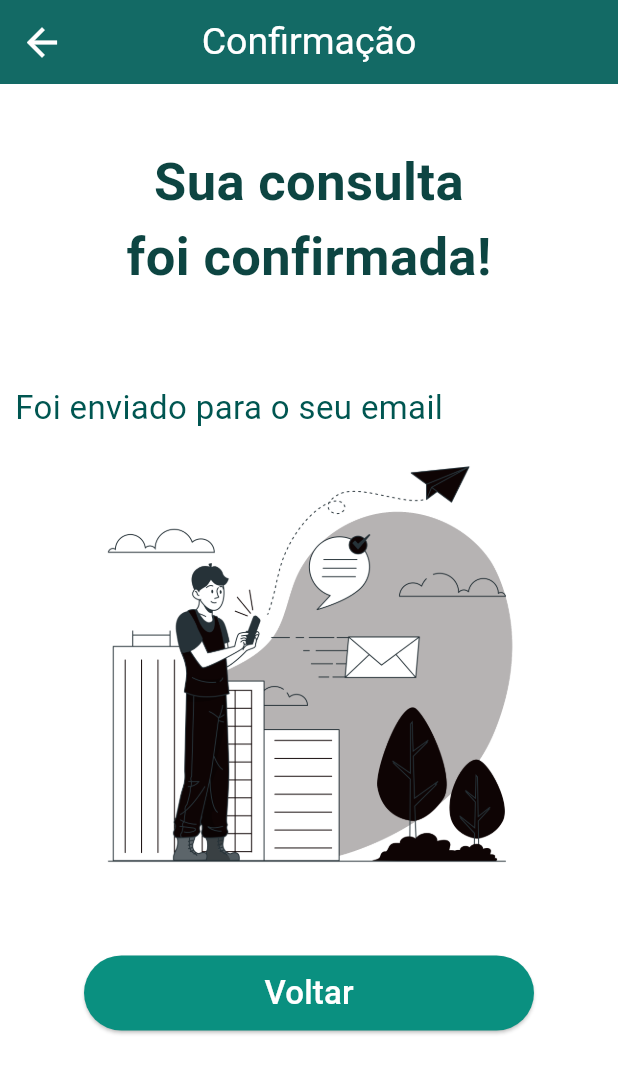
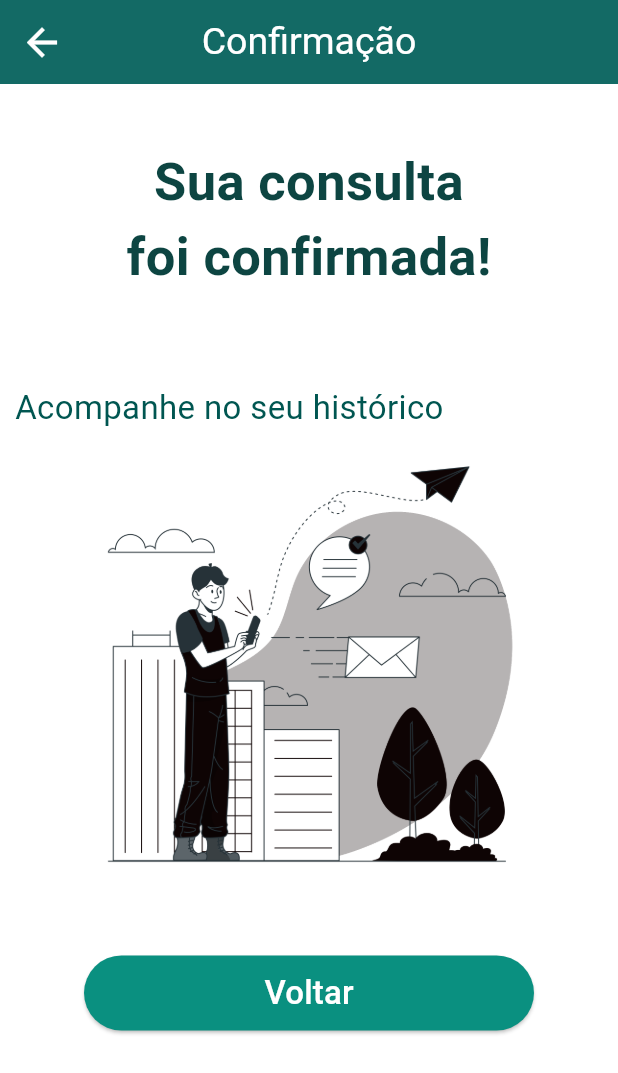
Before and after one commit to Xpert-Xperience/mais_saude_application, a Flutter app: the ScheduleConfirmation screen opened directly with empty values, on a phone screen of 412 x 824 dp. Shown: the top 1073 px of the screen. Run offline on Flutter 3.47's test engine with Material 3 defaults, Android fonts, the phone set to English and light mode, and no system bars; our stand-ins replace cloud_firestore, firebase_auth, firebase_core, table_calendar; accounts and stored records are empty.

Commit message:
refactor: removida mensagem de envio de e-mail

```diff
--- a/lib/view/pages/schedule/schedule_confirmation_view.dart
+++ b/lib/view/pages/schedule/schedule_confirmation_view.dart
@@ -72,7 +72,7 @@ class _ScheduleConfirmationState extends State<ScheduleConfirmation> {
                 child: Align(
                   alignment: Alignment.centerLeft,
                   child: Text(
-                    'Foi enviado para o seu email',
+                    'Acompanhe no seu histórico',
                     textAlign: TextAlign.start,
                     style: TextStyle(
                         color: Color(0xff005651),
```
